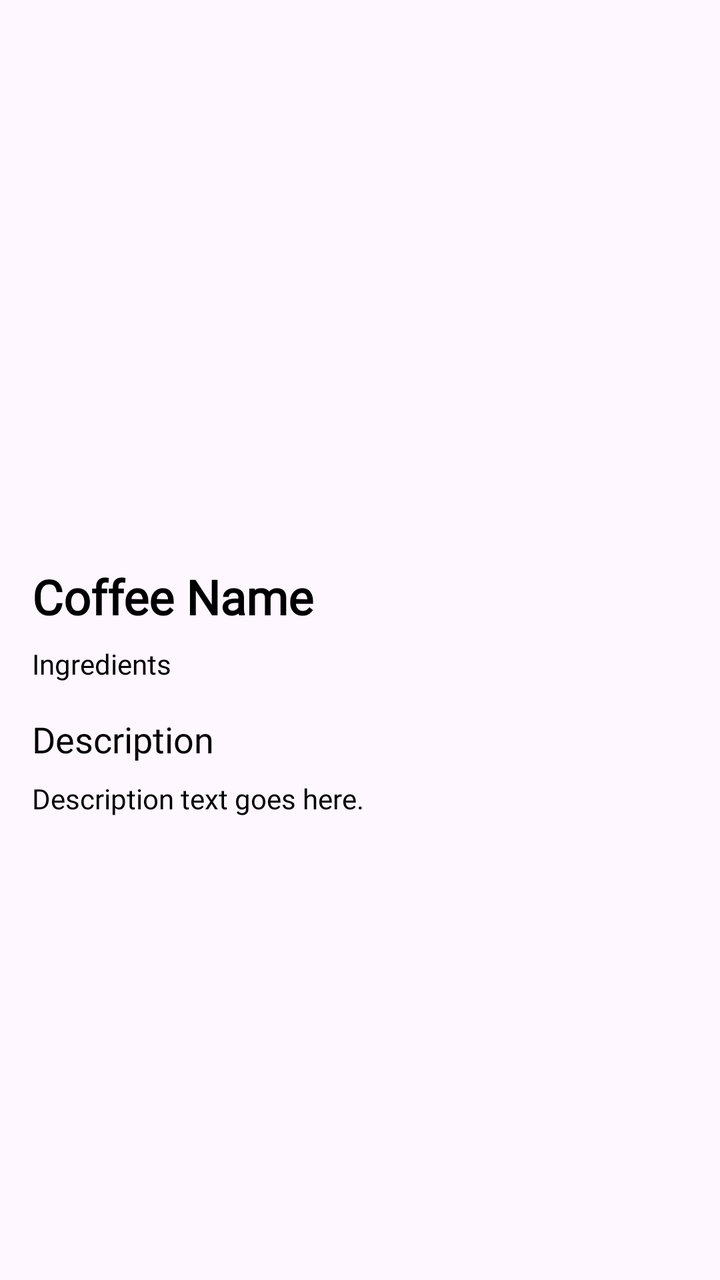
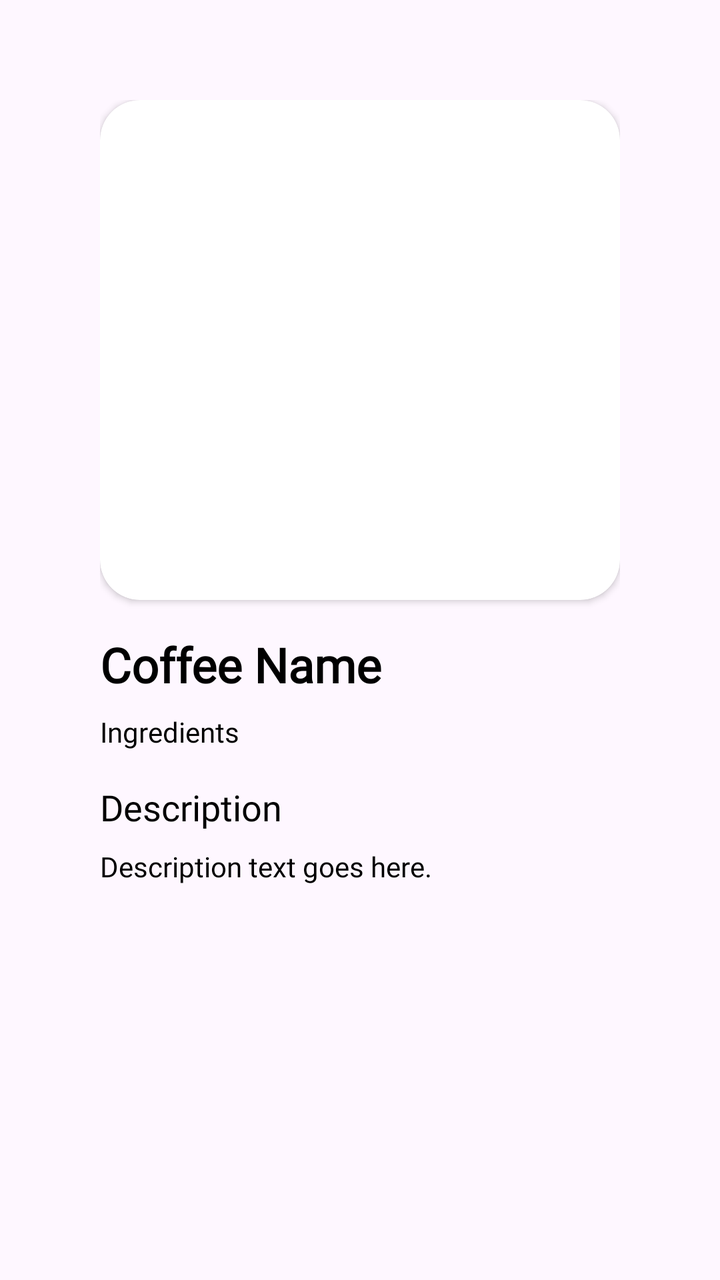

The first picture is an Android layout as it rendered before a commit; the second is the same layout after the commit. The layout source and the unified diff follow.
<!-- AndroidManifest.xml: application theme Theme.Coffeeshop -->
<!-- res/layout/fragment_coffee_recycler.xml -->
<?xml version="1.0" encoding="utf-8"?>
<ScrollView xmlns:android="http://schemas.android.com/apk/res/android"
    xmlns:app="http://schemas.android.com/apk/res-auto"
    android:id="@+id/coffeeDetailsFragment"
    android:layout_width="match_parent"
    android:layout_height="match_parent">

    <androidx.constraintlayout.widget.ConstraintLayout
        android:layout_width="match_parent"
        android:layout_height="wrap_content"
        android:padding="16dp">

        
        <ImageView
            android:id="@+id/coffeeImage1"
            android:layout_width="0dp"
            android:layout_height="250dp"
            android:scaleType="centerCrop"
            android:contentDescription="Coffee image"
            app:layout_constraintTop_toTopOf="parent"
            app:layout_constraintStart_toStartOf="parent"
            app:layout_constraintEnd_toEndOf="parent" />

        
        <TextView
            android:id="@+id/coffeeName1"
            android:layout_width="0dp"
            android:layout_height="wrap_content"
            android:layout_marginTop="16dp"
            android:text="Coffee Name"
            android:textSize="24sp"
            android:textStyle="bold"
            android:fontFamily="@font/capriola"
            app:layout_constraintTop_toBottomOf="@id/coffeeImage1"
            app:layout_constraintStart_toStartOf="parent"
            app:layout_constraintEnd_toEndOf="parent" />

        
        <TextView
            android:id="@+id/ingredients1"
            android:layout_width="0dp"
            android:layout_height="wrap_content"
            android:layout_marginTop="8dp"
            android:text="Ingredients"
            android:textSize="14sp"
            android:fontFamily="@font/roboto"
            app:layout_constraintTop_toBottomOf="@id/coffeeName1"
            app:layout_constraintStart_toStartOf="parent"
            app:layout_constraintEnd_toEndOf="parent" />

        
        <TextView
            android:id="@+id/descriptionLabel1"
            android:layout_width="wrap_content"
            android:layout_height="wrap_content"
            android:layout_marginTop="16dp"
            android:text="Description"
            android:textSize="18sp"
            android:fontFamily="@font/capriola"
            app:layout_constraintTop_toBottomOf="@id/ingredients1"
            app:layout_constraintStart_toStartOf="parent" />

        
        <TextView
            android:id="@+id/descriptionText1"
            android:layout_width="0dp"
            android:layout_height="wrap_content"
            android:layout_marginTop="8dp"
            android:text="Description text goes here."
            android:textSize="14sp"
            android:fontFamily="@font/roboto"
            app:layout_constraintTop_toBottomOf="@id/descriptionLabel1"
            app:layout_constraintStart_toStartOf="parent"
            app:layout_constraintEnd_toEndOf="parent"
            app:layout_constraintBottom_toBottomOf="parent" />

    </androidx.constraintlayout.widget.ConstraintLayout>
</ScrollView>
<!-- resources referenced by this layout -->
<resources>
  <style name="Theme.Coffeeshop" parent="Base.Theme.Coffeeshop">
          
          <item name="android:navigationBarColor">@android:color/transparent</item>
          <item name="android:statusBarColor">@android:color/transparent</item>
          <item name="android:windowLightStatusBar">?attr/isLightTheme</item>
      </style>
  <style name="Base.Theme.Coffeeshop" parent="Theme.Material3.DayNight.NoActionBar">
          
          
          <item name="colorPrimary">@color/colorPrimary</item>
          <item name="colorSecondary">@color/colorSecondary</item>
          <item name="android:textColor">@color/black</item>
          <item name="materialButtonStyle">@style/CustomButtonStyle</item>
      </style>
  <color name="colorPrimary">#967259</color>
  <color name="colorSecondary">#ECE0D1</color>
  <color name="black">#FF000000</color>
  <style name="CustomButtonStyle" parent="Widget.Material3.Button">
          <item name="android:textColor">@color/white</item>
          <item name="android:backgroundTint">@color/colorPrimary</item>
      </style>
  <color name="white">#FFFFFFFF</color>
</resources>

<!-- the commit's change to res/layout/fragment_coffee_recycler.xml (unified diff, before → after) -->
@@ -1,6 +1,7 @@
 <?xml version="1.0" encoding="utf-8"?>
 <ScrollView xmlns:android="http://schemas.android.com/apk/res/android"
     xmlns:app="http://schemas.android.com/apk/res-auto"
+    xmlns:tools="http://schemas.android.com/tools"
     android:id="@+id/coffeeDetailsFragment"
     android:layout_width="match_parent"
     android:layout_height="match_parent">
@@ -8,18 +9,34 @@
     <androidx.constraintlayout.widget.ConstraintLayout
         android:layout_width="match_parent"
         android:layout_height="wrap_content"
-        android:padding="16dp">
+        android:padding="50dp">
 
-        
-        <ImageView
-            android:id="@+id/coffeeImage1"
-            android:layout_width="0dp"
-            android:layout_height="250dp"
-            android:scaleType="centerCrop"
-            android:contentDescription="Coffee image"
-            app:layout_constraintTop_toTopOf="parent"
+
+        <androidx.cardview.widget.CardView
+            app:cardCornerRadius="20dp"
+            android:id="@+id/coffeeiamgeCard"
+            android:layout_width="match_parent"
+            android:layout_height="wrap_content"
+            app:layout_constraintBottom_toTopOf="@+id/coffeeName1"
+            app:layout_constraintEnd_toEndOf="parent"
             app:layout_constraintStart_toStartOf="parent"
-            app:layout_constraintEnd_toEndOf="parent" />
+            app:layout_constraintTop_toTopOf="parent">
+
+
+            <ImageView
+                android:id="@+id/coffeeImage1"
+                android:layout_width="match_parent"
+                android:layout_height="250dp"
+                android:scaleType="centerCrop"
+                android:contentDescription="Coffee image"
+                app:layout_constraintTop_toTopOf="parent"
+                app:layout_constraintStart_toStartOf="parent"
+                app:layout_constraintEnd_toEndOf="parent" />
+
+
+        </androidx.cardview.widget.CardView>
+
+
 
         
         <TextView
@@ -31,7 +48,7 @@
             android:textSize="24sp"
             android:textStyle="bold"
             android:fontFamily="@font/capriola"
-            app:layout_constraintTop_toBottomOf="@id/coffeeImage1"
+            app:layout_constraintTop_toBottomOf="@id/coffeeiamgeCard"
             app:layout_constraintStart_toStartOf="parent"
             app:layout_constraintEnd_toEndOf="parent" />
 
